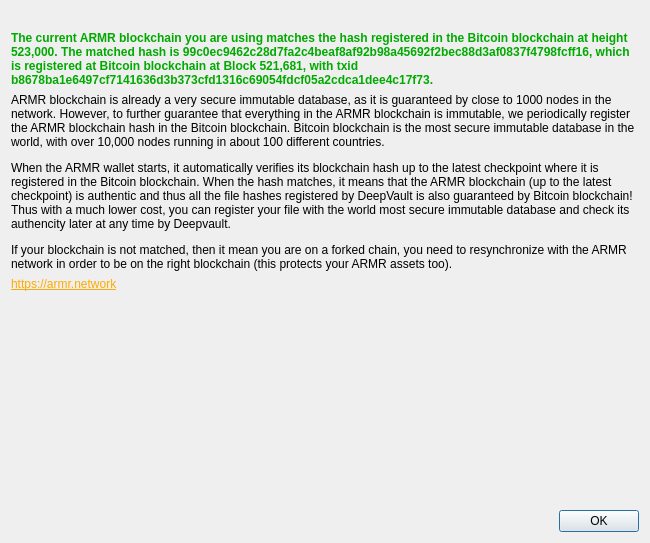
Old version of the form src/qt/forms/blockchaindialog.ui in the repository ARMROfficial/armr.
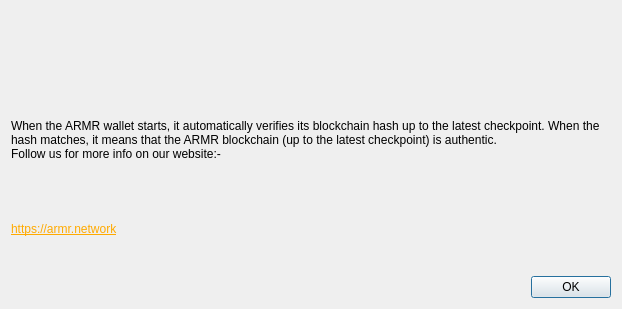
New version of the form. Icons and pictures are not drawn.

```diff
--- a/src/qt/forms/blockchaindialog.ui
+++ b/src/qt/forms/blockchaindialog.ui
@@ -6,8 +6,8 @@
    <rect>
     <x>0</x>
     <y>0</y>
-    <width>650</width>
-    <height>543</height>
+    <width>622</width>
+    <height>309</height>
    </rect>
   </property>
   <property name="windowTitle">
@@ -29,26 +29,13 @@
        </property>
       </widget>
      </item>
-     <item>
-      <layout class="QHBoxLayout" name="horizontalLayout"/>
-     </item>
-     <item>
-      <widget class="QLabel" name="label">
-       <property name="text">
-        <string>&lt;html&gt;&lt;head/&gt;&lt;body&gt;&lt;p&gt;&lt;span style=&quot; font-weight:600; color:#00aa00;&quot;&gt;The current ARMR blockchain you are using matches the hash registered in the Bitcoin blockchain at height 523,000. The matched hash is 99c0ec9462c28d7fa2c4beaf8af92b98a45692f2bec88d3af0837f4798fcff16, which is registered at Bitcoin blockchain at Block 521,681, with txid b8678ba1e6497cf7141636d3b373cfd1316c69054fdcf05a2cdca1dee4c17f73.&lt;/span&gt;&lt;/p&gt;&lt;/body&gt;&lt;/html&gt;</string>
-       </property>
-       <property name="wordWrap">
-        <bool>true</bool>
-       </property>
-      </widget>
-     </item>
      <item>
       <widget class="QLabel" name="label_2">
        <property name="cursor">
         <cursorShape>IBeamCursor</cursorShape>
        </property>
        <property name="text">
-        <string>&lt;html&gt;&lt;head/&gt;&lt;body&gt;&lt;p&gt;ARMR blockchain is already a very secure immutable database, as it is guaranteed by close to 1000 nodes in the network. However, to further guarantee that everything in the ARMR blockchain is immutable, we periodically register the ARMR blockchain hash in the Bitcoin blockchain. Bitcoin blockchain is the most secure immutable database in the world, with over 10,000 nodes running in about 100 different countries.&lt;/p&gt;&lt;p&gt;When the ARMR wallet starts, it automatically verifies its blockchain hash up to the latest checkpoint where it is registered in the Bitcoin blockchain. When the hash matches, it means that the ARMR blockchain (up to the latest checkpoint) is authentic and thus all the file hashes registered by DeepVault is also guaranteed by Bitcoin blockchain! Thus with a much lower cost, you can register your file with the world most secure immutable database and check its authencity later at any time by Deepvault.&lt;/p&gt;&lt;p&gt;If your blockchain is not matched, then it mean you are on a forked chain, you need to resynchronize with the ARMR network in order to be on the right blockchain (this protects your ARMR assets too).&lt;/p&gt;&lt;/body&gt;&lt;/html&gt;</string>
+        <string>&lt;html&gt;&lt;head/&gt;&lt;body&gt;&lt;p&gt;When the ARMR wallet starts, it automatically verifies its blockchain hash up to the latest checkpoint. When the hash matches, it means that the ARMR blockchain (up to the latest checkpoint) is authentic.&lt;br/&gt;Follow us for more info on our website:-&lt;/p&gt;&lt;/body&gt;&lt;/html&gt;</string>
        </property>
        <property name="wordWrap">
         <bool>true</bool>
@@ -68,19 +55,6 @@
        </property>
       </widget>
      </item>
-     <item>
-      <spacer name="verticalSpacer">
-       <property name="orientation">
-        <enum>Qt::Vertical</enum>
-       </property>
-       <property name="sizeHint" stdset="0">
-        <size>
-         <width>20</width>
-         <height>40</height>
-        </size>
-       </property>
-      </spacer>
-     </item>
      <item>
       <widget class="QDialogButtonBox" name="buttonBox">
        <property name="orientation">
```
